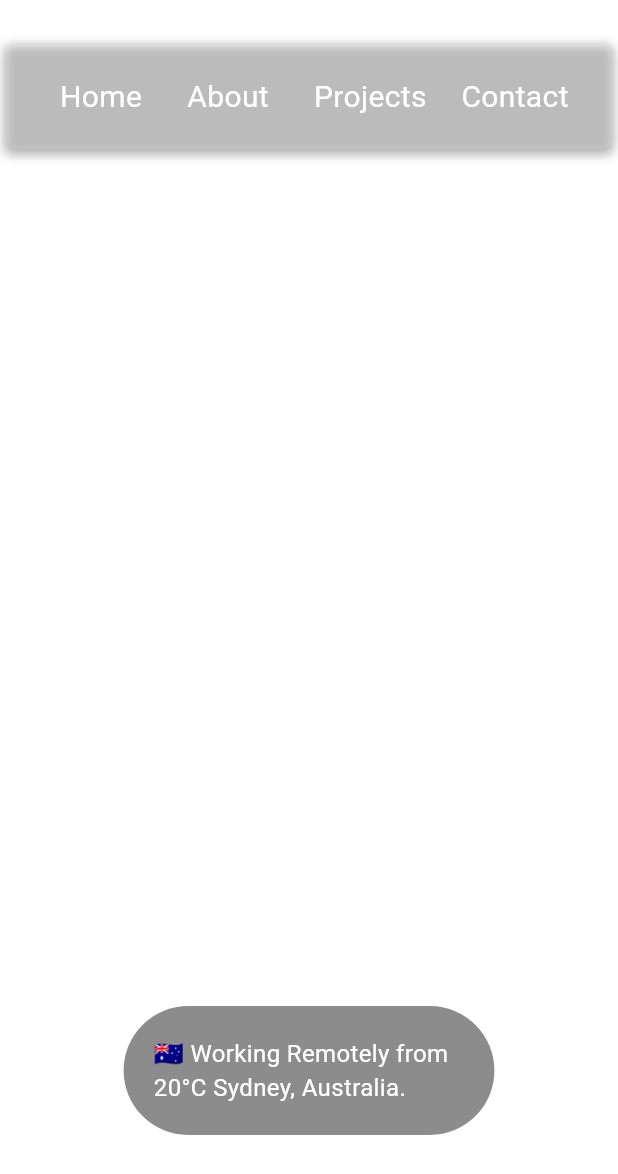
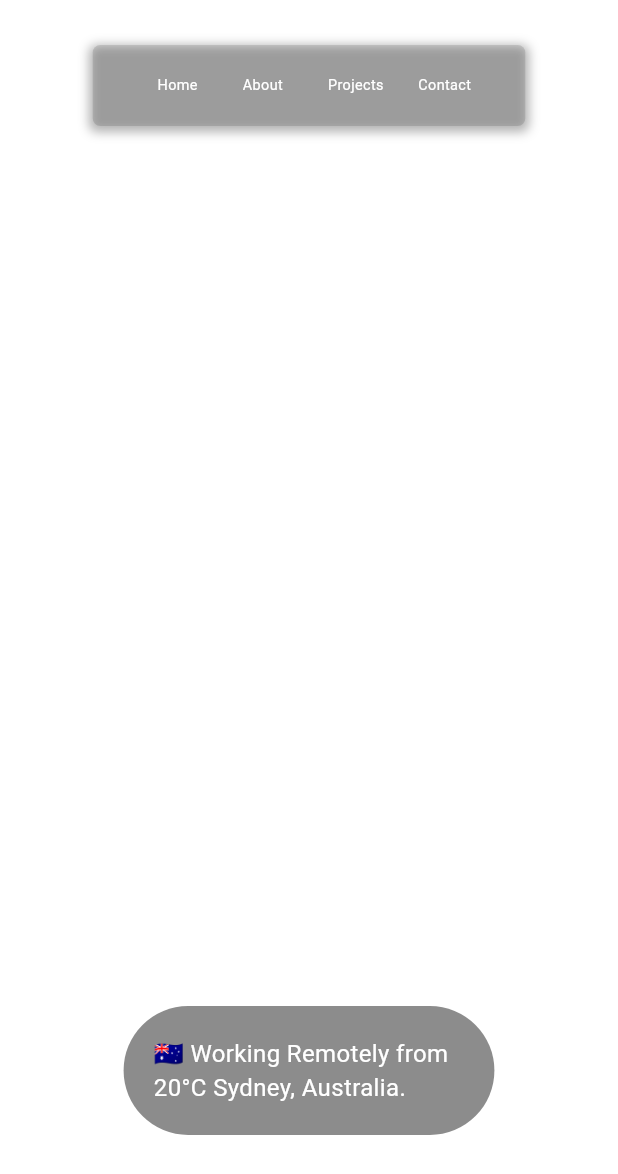
Before and after one commit to 0xharkirat/portfolio, a Flutter app: the screen it shows after launch, on a phone screen of 412 x 824 dp. Shown: the top 1174 px of the screen. Run offline on Flutter 3.47's test engine with Material 3 defaults, Android fonts, the light colour scheme and no system bars; drawn by our look-alikes of flutter_animate; our stand-ins replace font_awesome_flutter, transparent_image; missing offline and left inert: dart:js; Roboto replaces fonts that are missing (Gt).

Commit message:
fixed navbar responsiveness

```diff
--- a/lib/widgets/nav_item.dart
+++ b/lib/widgets/nav_item.dart
@@ -10,6 +10,7 @@ class NavItem extends StatelessWidget {
 
   @override
   Widget build(BuildContext context) {
+    final size = MediaQuery.of(context).size;
     return Padding(
       padding: const EdgeInsets.symmetric(horizontal: 15.0),
       child: MouseRegion(
@@ -18,10 +19,14 @@ class NavItem extends StatelessWidget {
           onTap: () {
             navKey.currentState!.pushNamed(routeName);
           },
-
           child: Text(
             title,
-            style: bodyTextStyle, // Adjust text color as needed
+            style: bodyTextStyle.copyWith(
+                fontSize: size.width > 600
+                    ? 20
+                    : (size.width / 600) *
+                        20 *
+                        0.7), // Adjust text color as needed
           ),
         ),
       ),
--- a/lib/widgets/navigation_bar.dart
+++ b/lib/widgets/navigation_bar.dart
@@ -1,6 +1,5 @@
+import 'package:flutter/material.dart';
 
-
-import 'package:flutter/material.dart';
 import 'package:portfolio/constants/fonts.dart';
 import 'package:portfolio/routes/routes.dart';
 import 'package:portfolio/widgets/nav_item.dart';
@@ -10,11 +9,13 @@ class NavigationBarWeb extends StatelessWidget {
 
   @override
   Widget build(BuildContext context) {
+    final size = MediaQuery.of(context).size;
+
     return Container(
-
+      width: size.width > 767? 450: size.width* 0.7,
       decoration: BoxDecoration(
         borderRadius: BorderRadius.circular(5),
-        color: Colors.white12,
+        color: Colors.black12,
         boxShadow: [
           BoxShadow(
             color: Colors.black.withOpacity(0.3), // Shadow color
@@ -26,31 +27,42 @@ class NavigationBarWeb extends StatelessWidget {
       ),
       padding: const EdgeInsets.all(20),
       child: Row(
+        mainAxisAlignment: MainAxisAlignment.center,
         mainAxisSize: MainAxisSize.min,
         children: [
-          const NavItem(title: "Home", routeName: routeHome,),
-          const NavItem(title: "About", routeName: routeAbout,),
-          const NavItem(title: "Projects", routeName: routeProjects,),
-          _contactNav()
+          const NavItem(
+            title: "Home",
+            routeName: routeHome,
+          ),
+          const NavItem(
+            title: "About",
+            routeName: routeAbout,
+          ),
+          const NavItem(
+            title: "Projects",
+            routeName: routeProjects,
+          ),
+          _contactNav(size)
         ],
       ),
     );
+  }
 
-
-  }
-  Widget _contactNav (){
+  Widget _contactNav(Size size) {
     return Padding(
       padding: const EdgeInsets.symmetric(horizontal: 8.0),
       child: GestureDetector(
-        onTap: () {
-
-        },
+        onTap: () {},
         child: Text(
           "Contact",
-          style: bodyTextStyle, // Adjust text color as needed
+          style: bodyTextStyle.copyWith(
+                fontSize: size.width > 600
+                    ? 20
+                    : (size.width / 600) *
+                        20 *
+                        0.7),
         ),
       ),
     );
-
   }
 }
```
Lines whose indentation alone changed are shown as unchanged.
